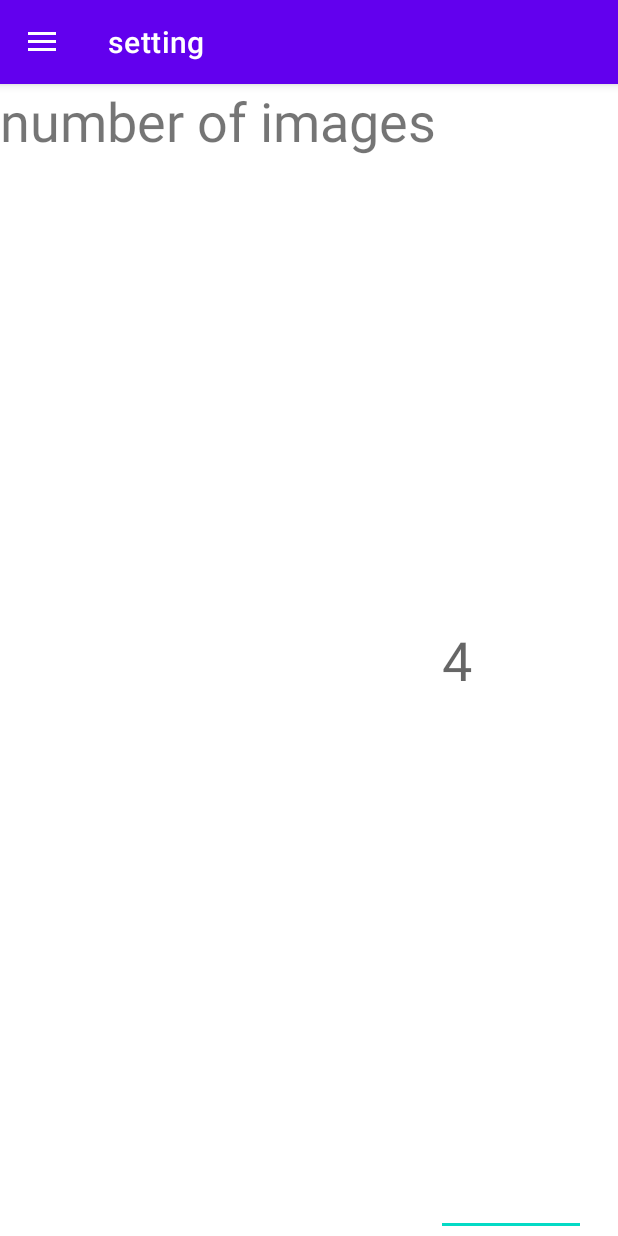
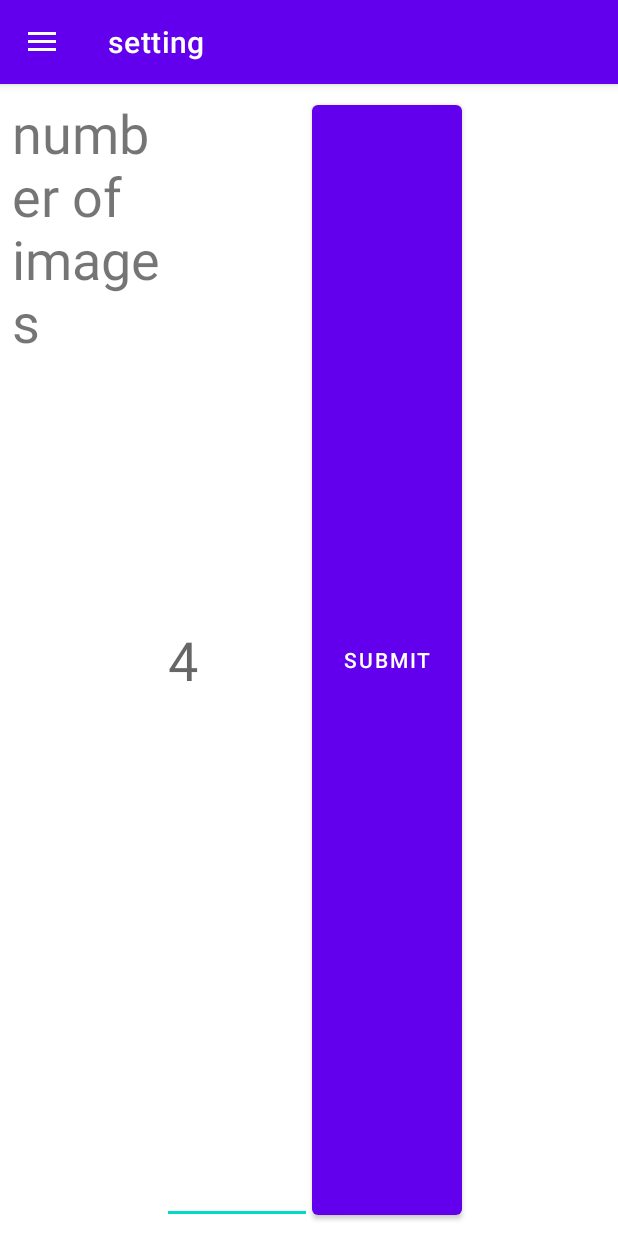
Before and after one commit to yazdian1400/monuments_gallery, an Android app: the screen it shows after launch (MainActivity), in the side drawer, after a tap on "setting", on a phone screen of 412 x 824 dp. Run offline under Robolectric (Android 15) with nearby library versions, the phone set to English and light mode, and no system bars; our stand-ins replace navigation-ui.

Commit message:
add selecting the number of images to setting

```diff
--- a/app/src/main/java/ir/homework/monuments_gallery/HomeFragment.kt
+++ b/app/src/main/java/ir/homework/monuments_gallery/HomeFragment.kt
@@ -1,15 +1,19 @@
 package ir.homework.monuments_gallery
 
+import android.content.Context
+import android.content.SharedPreferences
 import android.os.Bundle
 import androidx.fragment.app.Fragment
 import android.view.LayoutInflater
 import android.view.View
 import android.view.ViewGroup
+import android.widget.Toast
 import ir.homework.monuments_gallery.databinding.FragmentHomeBinding
 
 
 class HomeFragment : Fragment() {
     lateinit var binding: FragmentHomeBinding
+    lateinit var sharedPreferences: SharedPreferences
 
     override fun onCreate(savedInstanceState: Bundle?) {
         super.onCreate(savedInstanceState)
@@ -22,4 +26,15 @@ class HomeFragment : Fragment() {
     binding = FragmentHomeBinding.inflate(layoutInflater, container, false)
     return binding.root
     }
+
+    override fun onViewCreated(view: View, savedInstanceState: Bundle?) {
+        super.onViewCreated(view, savedInstanceState)
+        val numImage = sharedPreferences.getString("num_image", "4")
+        Toast.makeText(requireContext(), numImage, Toast.LENGTH_LONG).show()
+    }
+
+    override fun onAttach(context: Context) {
+        super.onAttach(context)
+        sharedPreferences = context.getSharedPreferences("pref", Context.MODE_PRIVATE)
+    }
 }
--- a/app/src/main/java/ir/homework/monuments_gallery/SettingFragment.kt
+++ b/app/src/main/java/ir/homework/monuments_gallery/SettingFragment.kt
@@ -1,15 +1,20 @@
 package ir.homework.monuments_gallery
 
+import android.content.Context
+import android.content.SharedPreferences
 import android.os.Bundle
 import androidx.fragment.app.Fragment
 import android.view.LayoutInflater
 import android.view.View
 import android.view.ViewGroup
+import android.widget.Toast
 import ir.homework.monuments_gallery.databinding.FragmentHomeBinding
 import ir.homework.monuments_gallery.databinding.FragmentSettingBinding
 
 class SettingFragment : Fragment() {
     lateinit var binding: FragmentSettingBinding
+    lateinit var sharedPreferences: SharedPreferences
+
     override fun onCreate(savedInstanceState: Bundle?) {
         super.onCreate(savedInstanceState)
     }
@@ -21,4 +26,19 @@ class SettingFragment : Fragment() {
         binding = FragmentSettingBinding.inflate(layoutInflater, container, false)
         return binding.root
     }
+
+    override fun onViewCreated(view: View, savedInstanceState: Bundle?) {
+        super.onViewCreated(view, savedInstanceState)
+
+        binding.btnNumSubmit.setOnClickListener{
+            val editor = sharedPreferences.edit()
+            editor.putString("num_image", binding.etNumImage.text.toString())
+            editor.apply()
+        }
+    }
+
+    override fun onAttach(context: Context) {
+        super.onAttach(context)
+        sharedPreferences = context.getSharedPreferences("pref", Context.MODE_PRIVATE)
+    }
 }
--- a/app/src/main/res/layout/fragment_setting.xml
+++ b/app/src/main/res/layout/fragment_setting.xml
@@ -10,9 +10,10 @@
         android:layout_width="match_parent"
         android:layout_height="0dp"
         android:layout_weight="1"
-        android:orientation="horizontal">
+        android:orientation="horizontal"
+        android:padding="8dp">
         <TextView
-            android:layout_width="wrap_content"
+            android:layout_width="100dp"
             android:layout_height="match_parent"
             android:textSize="36dp"
             android:text="number of images"/>
@@ -23,5 +24,10 @@
             android:layout_height="match_parent"
             android:hint="4"
             android:textSize="36dp" />
+        <Button
+            android:layout_width="100dp"
+            android:layout_height="match_parent"
+            android:id="@+id/btn_num_submit"
+            android:text="submit"/>
     </LinearLayout>
 </LinearLayout>
```
